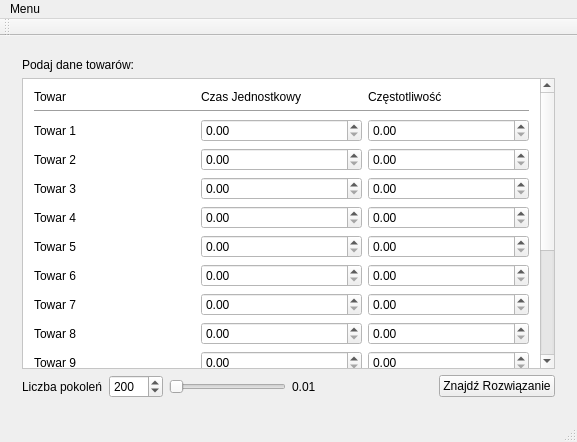
Above: src/view/userwindow.ui from starhel/pszt-magazyn before the change. Below: the same form after it.
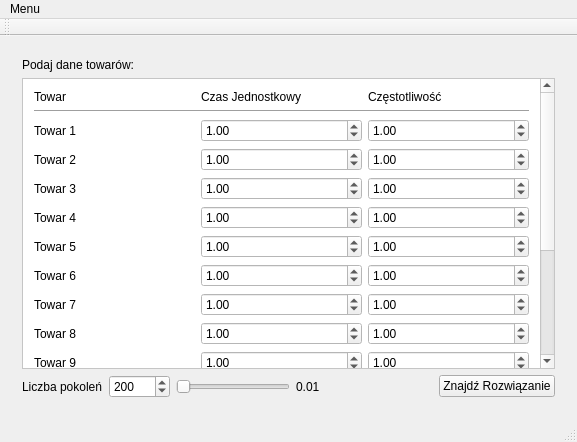
That is the form after the change. The open tabs and pages were chosen to show the change.

```diff
--- a/src/view/userwindow.ui
+++ b/src/view/userwindow.ui
@@ -126,10 +126,24 @@
                </widget>
               </item>
               <item>
-               <widget class="QDoubleSpinBox" name="timeSpinBox1"/>
+               <widget class="QDoubleSpinBox" name="timeSpinBox1">
+                <property name="minimum">
+                 <double>0.010000000000000</double>
+                </property>
+                <property name="value">
+                 <double>1.000000000000000</double>
+                </property>
+               </widget>
               </item>
               <item>
-               <widget class="QDoubleSpinBox" name="freqSpinBox1"/>
+               <widget class="QDoubleSpinBox" name="freqSpinBox1">
+                <property name="minimum">
+                 <double>0.010000000000000</double>
+                </property>
+                <property name="value">
+                 <double>1.000000000000000</double>
+                </property>
+               </widget>
               </item>
              </layout>
             </item>
@@ -143,10 +157,24 @@
                </widget>
               </item>
               <item>
-               <widget class="QDoubleSpinBox" name="timeSpinBox2"/>
+               <widget class="QDoubleSpinBox" name="timeSpinBox2">
+                <property name="minimum">
+                 <double>0.010000000000000</double>
+                </property>
+                <property name="value">
+                 <double>1.000000000000000</double>
+                </property>
+               </widget>
               </item>
               <item>
-               <widget class="QDoubleSpinBox" name="freqSpinBox2"/>
+               <widget class="QDoubleSpinBox" name="freqSpinBox2">
+                <property name="minimum">
+                 <double>0.010000000000000</double>
+                </property>
+                <property name="value">
+                 <double>1.000000000000000</double>
+                </property>
+               </widget>
               </item>
              </layout>
             </item>
@@ -160,10 +188,24 @@
                </widget>
               </item>
               <item>
-               <widget class="QDoubleSpinBox" name="timeSpinBox3"/>
+               <widget class="QDoubleSpinBox" name="timeSpinBox3">
+                <property name="minimum">
+                 <double>0.010000000000000</double>
+                </property>
+                <property name="value">
+                 <double>1.000000000000000</double>
+                </property>
+               </widget>
               </item>
               <item>
-               <widget class="QDoubleSpinBox" name="freqSpinBox3"/>
+               <widget class="QDoubleSpinBox" name="freqSpinBox3">
+                <property name="minimum">
+                 <double>0.010000000000000</double>
+                </property>
+                <property name="value">
+                 <double>1.000000000000000</double>
+                </property>
+               </widget>
               </item>
              </layout>
             </item>
@@ -177,10 +219,24 @@
                </widget>
               </item>
               <item>
-               <widget class="QDoubleSpinBox" name="timeSpinBox4"/>
+               <widget class="QDoubleSpinBox" name="timeSpinBox4">
+                <property name="minimum">
+                 <double>0.010000000000000</double>
+                </property>
+                <property name="value">
+                 <double>1.000000000000000</double>
+                </property>
+               </widget>
               </item>
               <item>
-               <widget class="QDoubleSpinBox" name="freqSpinBox4"/>
+               <widget class="QDoubleSpinBox" name="freqSpinBox4">
+                <property name="minimum">
+                 <double>0.010000000000000</double>
+                </property>
+                <property name="value">
+                 <double>1.000000000000000</double>
+                </property>
+               </widget>
               </item>
              </layout>
             </item>
@@ -194,10 +250,24 @@
                </widget>
               </item>
               <item>
-               <widget class="QDoubleSpinBox" name="timeSpinBox5"/>
+               <widget class="QDoubleSpinBox" name="timeSpinBox5">
+                <property name="minimum">
+                 <double>0.010000000000000</double>
+                </property>
+                <property name="value">
+                 <double>1.000000000000000</double>
+                </property>
+               </widget>
               </item>
               <item>
-               <widget class="QDoubleSpinBox" name="freqSpinBox5"/>
+               <widget class="QDoubleSpinBox" name="freqSpinBox5">
+                <property name="minimum">
+                 <double>0.010000000000000</double>
+                </property>
+                <property name="value">
+                 <double>1.000000000000000</double>
+                </property>
+               </widget>
               </item>
              </layout>
             </item>
@@ -211,10 +281,24 @@
                </widget>
               </item>
               <item>
-               <widget class="QDoubleSpinBox" name="timeSpinBox6"/>
+               <widget class="QDoubleSpinBox" name="timeSpinBox6">
+                <property name="minimum">
+                 <double>0.010000000000000</double>
+                </property>
+                <property name="value">
+                 <double>1.000000000000000</double>
+                </property>
+               </widget>
               </item>
               <item>
-               <widget class="QDoubleSpinBox" name="freqSpinBox6"/>
+               <widget class="QDoubleSpinBox" name="freqSpinBox6">
+                <property name="minimum">
+                 <double>0.010000000000000</double>
+                </property>
+                <property name="value">
+                 <double>1.000000000000000</double>
+                </property>
+               </widget>
               </item>
              </layout>
             </item>
@@ -228,10 +312,24 @@
                </widget>
               </item>
               <item>
-               <widget class="QDoubleSpinBox" name="timeSpinBox7"/>
+               <widget class="QDoubleSpinBox" name="timeSpinBox7">
+                <property name="minimum">
+                 <double>0.010000000000000</double>
+                </property>
+                <property name="value">
+                 <double>1.000000000000000</double>
+                </property>
+               </widget>
               </item>
               <item>
-               <widget class="QDoubleSpinBox" name="freqSpinBox7"/>
+               <widget class="QDoubleSpinBox" name="freqSpinBox7">
+                <property name="minimum">
+                 <double>0.010000000000000</double>
+                </property>
+                <property name="value">
+                 <double>1.000000000000000</double>
+                </property>
+               </widget>
               </item>
              </layout>
             </item>
@@ -245,10 +343,21 @@
                </widget>
               </item>
               <item>
-               <widget class="QDoubleSpinBox" name="timeSpinBox8"/>
+               <widget class="QDoubleSpinBox" name="timeSpinBox8">
+                <property name="minimum">
+                 <double>0.010000000000000</double>
+                </property>
+                <property name="value">
+                 <double>1.000000000000000</double>
+                </property>
+               </widget>
               </item>
               <item>
-               <widget class="QDoubleSpinBox" name="freqSpinBox8"/>
+               <widget class="QDoubleSpinBox" name="freqSpinBox8">
+                <property name="value">
+                 <double>1.000000000000000</double>
+                </property>
+               </widget>
               </item>
              </layout>
             </item>
@@ -262,10 +371,24 @@
                </widget>
               </item>
               <item>
-               <widget class="QDoubleSpinBox" name="timeSpinBox9"/>
+               <widget class="QDoubleSpinBox" name="timeSpinBox9">
+                <property name="minimum">
+                 <double>0.010000000000000</double>
+                </property>
+                <property name="value">
+                 <double>1.000000000000000</double>
+                </property>
+               </widget>
               </item>
               <item>
-               <widget class="QDoubleSpinBox" name="freqSpinBox9"/>
+               <widget class="QDoubleSpinBox" name="freqSpinBox9">
+                <property name="minimum">
+                 <double>0.010000000000000</double>
+                </property>
+                <property name="value">
+                 <double>1.000000000000000</double>
+                </property>
+               </widget>
               </item>
              </layout>
             </item>
@@ -390,7 +513,7 @@
              <number>1</number>
             </property>
             <property name="maximum">
-             <number>1000</number>
+             <number>10000</number>
             </property>
             <property name="value">
              <number>200</number>
```
Left out of the diff: 110 changed lines with no effect on the pictures.
